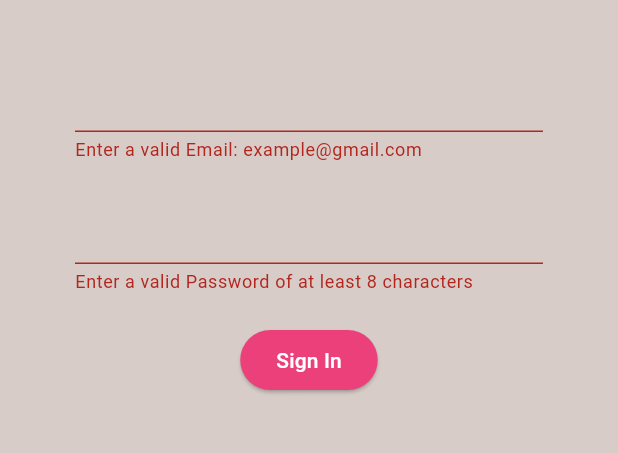
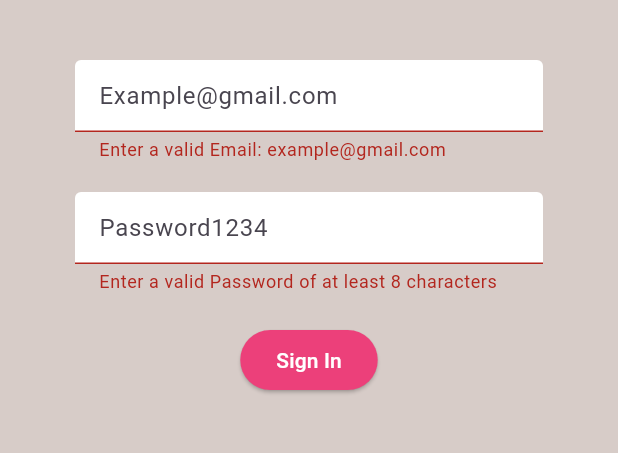
Before and after one commit to aseahjh/medibuddy, a Flutter app: the screen it shows after launch, after a tap on "Sign In", on a phone screen of 412 x 824 dp, the part 84-537 px from its top. Run offline on Flutter 3.47's test engine with Material 3 defaults, Android fonts, the phone set to English and light mode, and no system bars; our stand-ins replace firebase_auth, firebase_core; accounts and stored records are empty.

Commit message:
Sign In and Register Text Boxes

```diff
--- a/lib/screens/authenticate/register.dart
+++ b/lib/screens/authenticate/register.dart
@@ -1,5 +1,6 @@
 import 'package:flutter/material.dart';
 import 'package:medibuddy/services/auth.dart';
+import 'package:medibuddy/screens/shared/constants.dart';
 
 class Register extends StatefulWidget {
   // Register Widget with Constructor to accept ToggleView Function
@@ -61,6 +62,8 @@
             // Has Validator that Checks if the Input Field is Empty or Email Input is Invalid
             // Validator Returns null if Input Field is Valid
             TextFormField(
+              decoration:
+                  textInputDecoration.copyWith(hintText: 'Example@gmail.com'),
               validator: (val) => val!.isEmpty || !val.endsWith('@gmail.com')
                   ? 'Enter a valid Email: example@gmail.com'
                   : null,
@@ -74,6 +77,8 @@
             // Has Validator that Checks if the Input Field is Empty or Password Input is Invalid
             // Validator Returns null if Input Field is Valid
             TextFormField(
+              decoration:
+                  textInputDecoration.copyWith(hintText: 'Password1234'),
               obscureText: true,
               validator: (val) => val!.isEmpty || val.length < 8
                   ? 'Enter a valid Password of at least 8 characters'
--- a/lib/screens/authenticate/sign_in.dart
+++ b/lib/screens/authenticate/sign_in.dart
@@ -1,5 +1,6 @@
 import 'package:flutter/material.dart';
 import 'package:medibuddy/services/auth.dart';
+import 'package:medibuddy/screens/shared/constants.dart';
 
 class SignIn extends StatefulWidget {
   // SignIn Widget with Constructor to accept ToggleView Function
@@ -60,6 +61,8 @@
             // Has Validator that Checks if the Input Field is Empty or Email Input is Invalid
             // Validator Returns null if Input Field is Valid
             TextFormField(
+              decoration:
+                  textInputDecoration.copyWith(hintText: 'Example@gmail.com'),
               validator: (val) => val!.isEmpty || !val.endsWith('@gmail.com')
                   ? 'Enter a valid Email: example@gmail.com'
                   : null,
@@ -73,6 +76,8 @@
             // Has Validator that Checks if the Input Field is Empty or Password Input is Invalid
             // Validator Returns null if Input Field is Valid
             TextFormField(
+              decoration:
+                  textInputDecoration.copyWith(hintText: 'Password1234'),
               obscureText: true,
               validator: (val) => val!.isEmpty || val.length < 8
                   ? 'Enter a valid Password of at least 8 characters'
--- /dev/null
+++ b/lib/screens/shared/constants.dart
@@ -0,0 +1,12 @@
+import 'package:flutter/material.dart';
+
+const textInputDecoration = InputDecoration(
+  fillColor: Colors.white,
+  filled: true,
+  enabledBorder: OutlineInputBorder(
+    borderSide: BorderSide(color: Colors.white, width: 2.0),
+  ),
+  focusedBorder: OutlineInputBorder(
+    borderSide: BorderSide(color: Colors.pink, width: 2.0),
+  ),
+);
```
